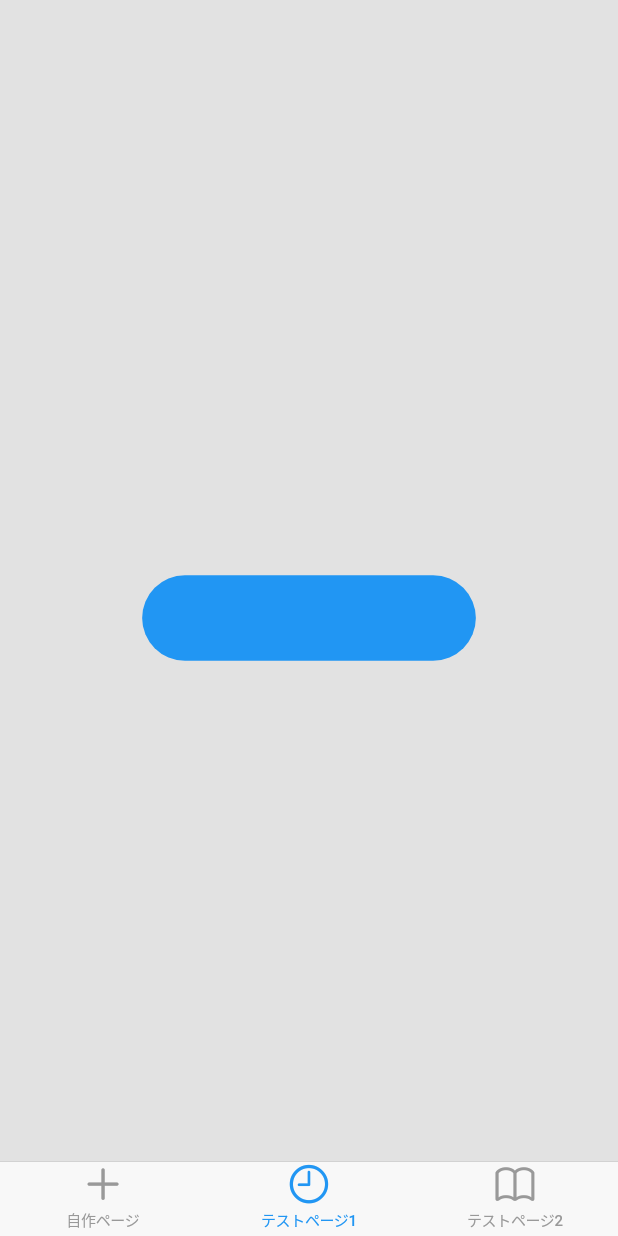
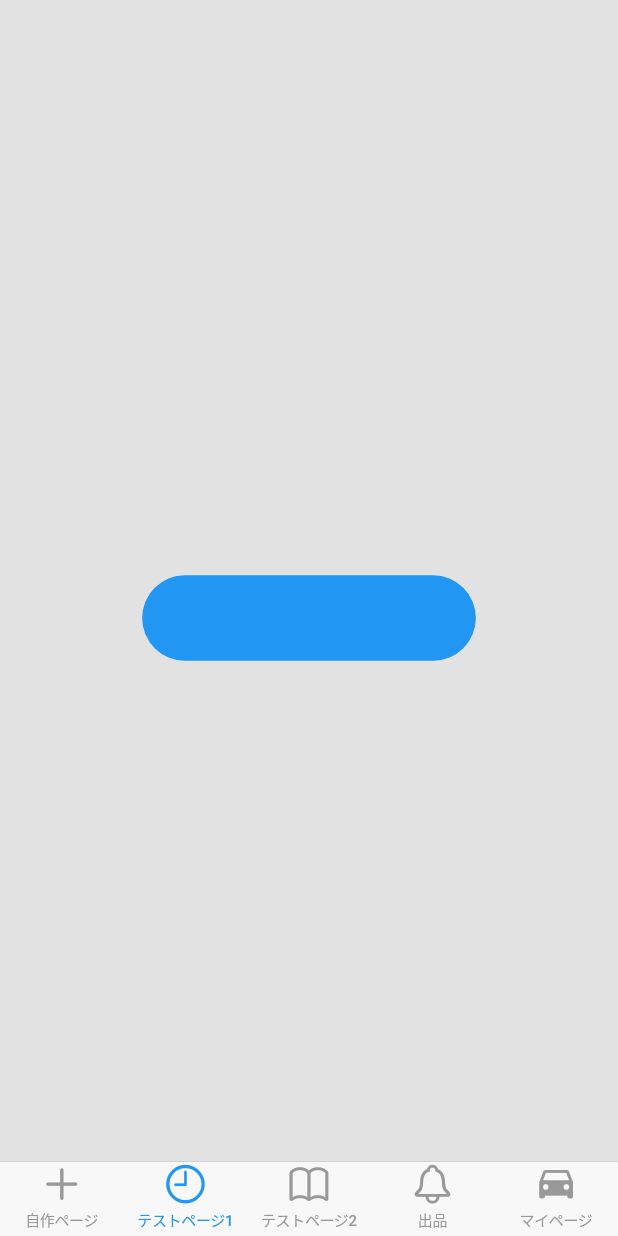
Before and after one commit to zwtin/flutter_app, a Flutter app: the screen it shows after launch, item 2 of the bottom bar chosen, on a phone screen of 412 x 824 dp. Run offline on Flutter 3.47's test engine with Material 2 defaults, Android fonts, the phone set to English and light mode, and no system bars; network calls fail.

Commit message:
下タブのメニューの数を5つまで増やす

```diff
--- a/lib/main.dart
+++ b/lib/main.dart
@@ -1,8 +1,11 @@
 import 'package:flutter/cupertino.dart';
 import 'package:flutter/material.dart';
+import 'package:flutter_app/ExhibitPage.dart';
 import 'MyOriginalPage.dart';
+import 'MyPage.dart';
 import 'package:flutter_app/CupertinoActionSheetTest.dart';
 import 'package:flutter_app/CupertinoDialogTest.dart';
+
 
 void main() => runApp(MyApp());
 
@@ -45,6 +48,14 @@ class _MyHomePageState extends State<MyHomePage> {
             icon: Icon(CupertinoIcons.book),
             title: Text('テストページ2'),
           ),
+          BottomNavigationBarItem(
+            icon: Icon(CupertinoIcons.bell),
+            title: Text('出品'),
+          ),
+          BottomNavigationBarItem(
+            icon: Icon(CupertinoIcons.car),
+            title: Text('マイページ'),
+          ),
         ],
       ),
       tabBuilder: (context, index) {
@@ -60,6 +71,12 @@ class _MyHomePageState extends State<MyHomePage> {
               case 2:
                 return CupertinoActionSheetTest();
                 break;
+              case 3:
+                return ExhibitPage();
+                break;
+              case 4:
+                return MyPage();
+                break;
             }
           },
         );
```
Also changed, not shown: lib/ExhibitPage.dart (added, +35 -0 lines), lib/MyPage.dart (added, +35 -0 lines).
